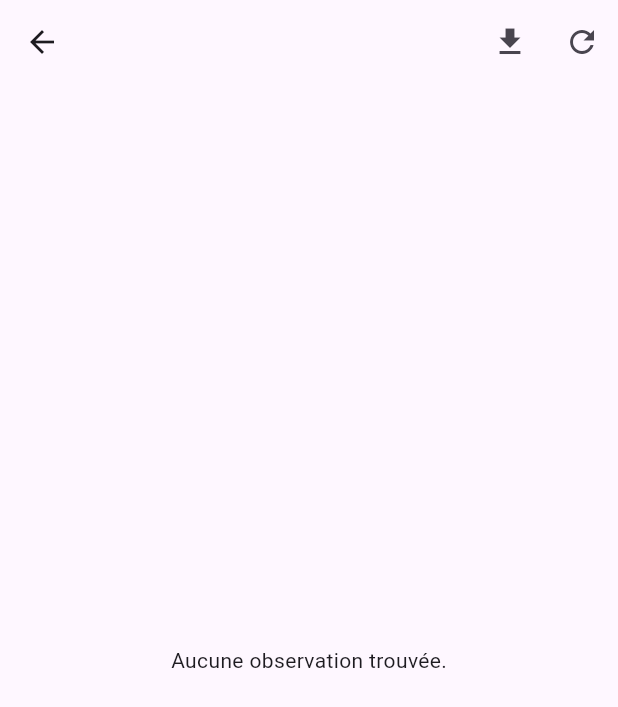
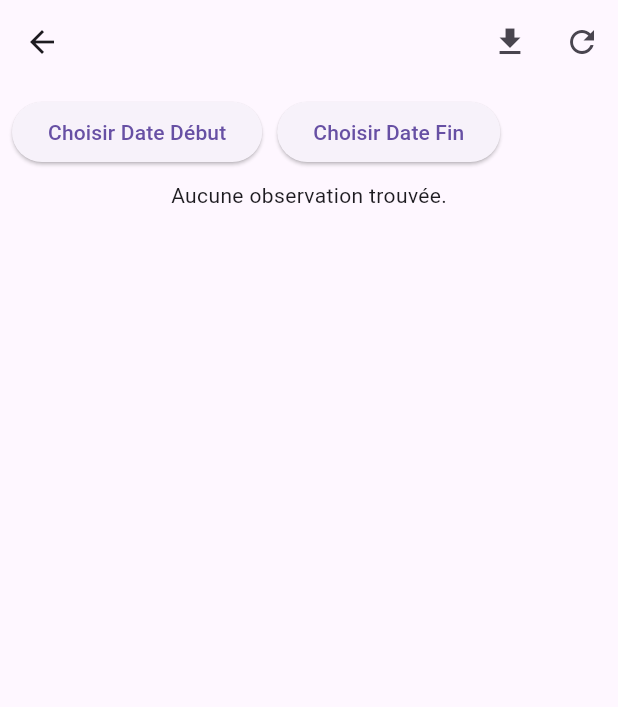
Before and after one commit to fariSSS69/Agrefiege, a Flutter app: the DashboardPage screen opened by its route, after a tap on the "refresh" icon, on a phone screen of 412 x 824 dp. Shown: the top 707 px of the screen. Run offline on Flutter 3.47's test engine with Material 3 defaults, Android fonts, the phone set to English and light mode, and no system bars; our stand-ins replace cloud_firestore, csv, file_picker, firebase_auth, firebase_core, firebase_storage and 2 more; missing offline and left inert: mailer; accounts and stored records are empty.

Commit message:
Ability to filter on location and date for admin and only date for other observers.

```diff
--- a/lib/pages/dashboard_page.dart
+++ b/lib/pages/dashboard_page.dart
@@ -18,8 +18,14 @@ class DashboardPage extends StatefulWidget {
 class _DashboardPageState extends State<DashboardPage> {
   late User _user;
   List<Map<String, dynamic>> _observations = [];
+  List<Map<String, dynamic>> _filteredObservations = [];
   bool _isAscending = true;
   int _sortColumnIndex = 0;
+
+  // Contrôleurs pour les filtres
+  TextEditingController _lieuController = TextEditingController();
+  DateTime? _startDate;
+  DateTime? _endDate;
 
   @override
   void initState() {
@@ -31,12 +37,10 @@ class _DashboardPageState extends State<DashboardPage> {
     FirebaseAuth auth = FirebaseAuth.instance;
     _user = auth.currentUser!;
 
-    if (_user.email == 'faris.maisonneuve@wanadoo.fr') {
     List<Map<String, dynamic>> allObservations = [];
 
-      final lieuxSnapshot =
-          await FirebaseFirestore.instance.collection('Lieux').get();
-
+    if (_user.email == 'faris.maisonneuve@wanadoo.fr') {
+      final lieuxSnapshot = await FirebaseFirestore.instance.collection('Lieux').get();
       for (final lieuDoc in lieuxSnapshot.docs) {
         final parcellesSnapshot = await FirebaseFirestore.instance
             .collection('Parcelles')
@@ -66,10 +70,6 @@ class _DashboardPageState extends State<DashboardPage> {
           allObservations.addAll(observations);
         }
       }
-
-      setState(() {
-        _observations = allObservations;
-      });
     } else {
       final userSnapshot = await FirebaseFirestore.instance
           .collection('Observateurs')
@@ -78,8 +78,6 @@ class _DashboardPageState extends State<DashboardPage> {
 
       final userSnapshotData = userSnapshot.docs.first.data();
       final lieux = userSnapshotData['Lieux'];
-
-      List<Map<String, dynamic>> allObservations = [];
 
       for (final lieuRef in lieux) {
         final lieuSnapshot = await lieuRef.get();
@@ -111,16 +109,17 @@ class _DashboardPageState extends State<DashboardPage> {
           allObservations.addAll(observations);
         }
       }
+    }
 
     setState(() {
       _observations = allObservations;
+      _filteredObservations = allObservations;
     });
-    }
   }
 
   void _sort<T>(Comparable<T> Function(Map<String, dynamic> observation) getField,
       int columnIndex, bool ascending) {
-    _observations.sort((a, b) {
+    _filteredObservations.sort((a, b) {
       final aValue = getField(a);
       final bValue = getField(b);
 
@@ -135,15 +134,43 @@ class _DashboardPageState extends State<DashboardPage> {
     });
   }
 
+  void _filterObservations() {
+    List<Map<String, dynamic>> filtered = _observations;
+
+    if (_user.email == 'faris.maisonneuve@wanadoo.fr' && _lieuController.text.isNotEmpty) {
+      filtered = filtered.where((observation) =>
+        observation['Lieu'].toLowerCase().contains(_lieuController.text.toLowerCase())).toList();
+    }
+
+    if (_startDate != null && _endDate != null) {
+      filtered = filtered.where((observation) {
+        DateTime date = observation['Date_observation'];
+        return date.isAfter(_startDate!) && date.isBefore(_endDate!);
+      }).toList();
+    } else if (_startDate != null) {
+      filtered = filtered.where((observation) =>
+        observation['Date_observation'].isAfter(_startDate!)).toList();
+    } else if (_endDate != null) {
+      filtered = filtered.where((observation) =>
+        observation['Date_observation'].isBefore(_endDate!)).toList();
+    }
+
+    setState(() {
+      _filteredObservations = filtered;
+    });
+  }
+
   Future<void> _sendEmailWithAttachment(String filePath, BuildContext context) async {
-    String username = 'agrefiege@gmail.com'; // email de l'envoyeur
-    String password = 'emem bvrj qqea xbib'; // mdp application
+    final String email = _user.email ?? 'default@example.com'; // Email de l'utilisateur connecté
+
+    String username = 'agrefiege@gmail.com'; // Email de l'expéditeur
+    String password = 'emem bvrj qqea xbib'; // Mot de passe de l'application
 
     final smtpServer = gmail(username, password);
 
     final message = Message()
-      ..from = Address(username, 'Faris') // Le nom de l'envoyeur
-      ..recipients.add('faris.maisonneuve@gmail.com') // e-mail du destinataire
+      ..from = Address(username, 'Faris') // Nom de l'expéditeur
+      ..recipients.add(email) // Email du destinataire
       ..subject = 'Export des observations'
       ..text = 'Voici les observations exportées en pièce jointe.'
       ..attachments.add(FileAttachment(File(filePath))); // Attache le fichier exporté
@@ -152,7 +179,7 @@ class _DashboardPageState extends State<DashboardPage> {
       final sendReport = await send(message, smtpServer);
       print('Message envoyé : ' + sendReport.toString());
       ScaffoldMessenger.of(context).showSnackBar(SnackBar(
-        content: Text("E-mail envoyé avec succès !"),
+        content: Text("E-mail envoyé avec succès à $email"),
       ));
     } on MailerException catch (e) {
       print('Échec de l\'envoi de l\'e-mail.');
@@ -171,7 +198,7 @@ class _DashboardPageState extends State<DashboardPage> {
       ['Date', 'Lieu', 'Parcelle', 'Notation', 'Note']
     ]; // Header
 
-    for (var observation in _observations) {
+    for (var observation in _filteredObservations) {
       rows.add([
         DateFormat('dd/MM/yyyy HH:mm').format(observation['Date_observation']),
         observation['Lieu'],
@@ -184,22 +211,113 @@ class _DashboardPageState extends State<DashboardPage> {
     final csvString = const ListToCsvConverter().convert(rows);
     final csvStringWithSemicolons = csvString.replaceAll(',', ';');
 
-    final Directory? directory = await getExternalStorageDirectory();
+    // Prépare le fichier CSV
+    final Directory? directory = await getTemporaryDirectory();
     final String directoryPath = directory!.path;
     final String filePath = '$directoryPath/observations_${DateTime.now()}.csv';
 
     final File file = File(filePath);
     await file.writeAsString(csvStringWithSemicolons);
 
-    // Appel de la fonction d'envoi d'e-mail
+    // Envoie l'email avec le fichier attaché
     await _sendEmailWithAttachment(filePath, context);
   }
 
   @override
   Widget build(BuildContext context) {
     return Scaffold(
-      body: Center(
-        child: _observations.isEmpty
+      appBar: AppBar(
+        centerTitle: true,
+        actions: [
+          if (_user.email != 'faris.maisonneuve@wanadoo.fr') ...[
+            IconButton(
+              onPressed: _exportToExcel,
+              icon: Icon(Icons.file_download),
+              tooltip: 'Exporter vers Excel',
+            ),
+          ],
+          if (_user.email == 'faris.maisonneuve@wanadoo.fr') ...[
+              IconButton(
+              onPressed: _exportToExcel,
+              icon: Icon(Icons.file_download),
+              tooltip: 'Exporter vers Excel',
+            ),
+          ],
+          IconButton(
+            onPressed: () {
+              _getUserData();
+            },
+            icon: Icon(Icons.refresh),
+            tooltip: 'Actualiser',
+          ),
+        ],
+      ),
+      body: Column(
+        children: [
+          // Zone de filtrage
+          if (_user.email == 'faris.maisonneuve@wanadoo.fr') ...[
+            Padding(
+              padding: const EdgeInsets.all(8.0),
+              child: Row(
+                children: [
+                  Expanded(
+                    child: TextField(
+                      controller: _lieuController,
+                      decoration: InputDecoration(
+                        labelText: 'Filtrer par lieu',
+                      ),
+                      onChanged: (value) => _filterObservations(),
+                    ),
+                  ),
+                  SizedBox(width: 10),
+                ],
+              ),
+            ),
+          ],
+          Padding(
+            padding: const EdgeInsets.all(8.0),
+            child: Row(
+              children: [
+                ElevatedButton(
+                  onPressed: () async {
+                    DateTime? pickedDate = await showDatePicker(
+                      context: context,
+                      initialDate: DateTime.now(),
+                      firstDate: DateTime(2000),
+                      lastDate: DateTime(2101),
+                    );
+                    if (pickedDate != null && pickedDate != _startDate) {
+                      setState(() {
+                        _startDate = pickedDate;
+                        _filterObservations();
+                      });
+                    }
+                  },
+                  child: Text(_startDate == null ? 'Choisir Date Début' : DateFormat('dd/MM/yyyy').format(_startDate!)),
+                ),
+                SizedBox(width: 10),
+                ElevatedButton(
+                  onPressed: () async {
+                    DateTime? pickedDate = await showDatePicker(
+                      context: context,
+                      initialDate: DateTime.now(),
+                      firstDate: DateTime(2000),
+                      lastDate: DateTime(2101),
+                    );
+                    if (pickedDate != null && pickedDate != _endDate) {
+                      setState(() {
+                        _endDate = pickedDate;
+                        _filterObservations();
+                      });
+                    }
+                  },
+                  child: Text(_endDate == null ? 'Choisir Date Fin' : DateFormat('dd/MM/yyyy').format(_endDate!)),
+                ),
+              ],
+            ),
+          ),
+          Expanded(
+            child: _filteredObservations.isEmpty
                 ? const Text('Aucune observation trouvée.')
                 : SingleChildScrollView(
                     scrollDirection: Axis.vertical,
@@ -245,7 +363,7 @@ class _DashboardPageState extends State<DashboardPage> {
                                 ascending),
                           ),
                         ],
-                    rows: _observations
+                        rows: _filteredObservations
                             .map(
                               (observation) => DataRow(
                                 cells: [
@@ -263,21 +381,6 @@ class _DashboardPageState extends State<DashboardPage> {
                     ),
                   ),
           ),
-      appBar: AppBar(
-        centerTitle: true,
-        actions: [
-          IconButton(
-            onPressed: _exportToExcel,
-            icon: Icon(Icons.file_download),
-            tooltip: 'Exporter vers Excel',
-          ),
-          IconButton(
-            onPressed: () {
-              _getUserData();
-            },
-            icon: Icon(Icons.refresh),
-            tooltip: 'Actualiser',
-          ),
         ],
       ),
     );
```
Lines whose indentation alone changed are shown as unchanged.
